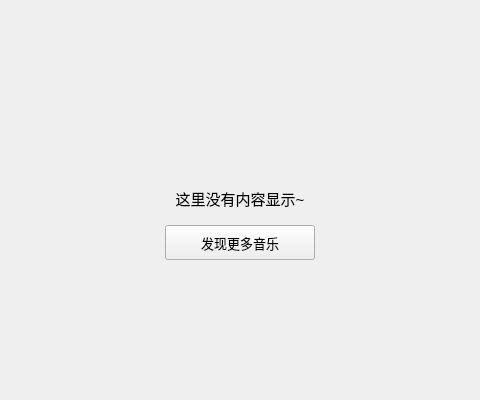
Old version of the form KuGouStart/PurchasedMusic/PurchasedVideos/PurchasedVideos.ui in the repository a-mo-xi-wei/Qt-KuGouAppClient; both pictures show x 160 to 640 and y 0 to 400 of the 800 by 400 pixel window.
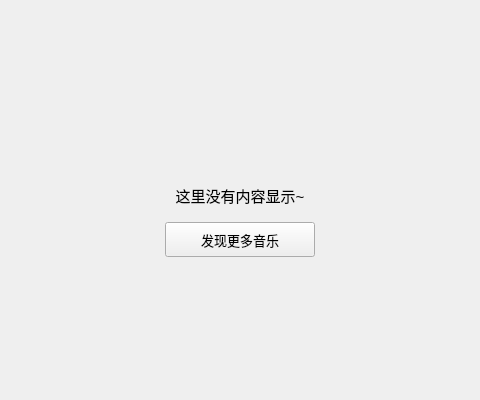
New version of the form.

Patch:
```diff
--- a/KuGouStart/PurchasedMusic/PurchasedVideos/PurchasedVideos.ui
+++ b/KuGouStart/PurchasedMusic/PurchasedVideos/PurchasedVideos.ui
@@ -17,6 +17,9 @@
    <item>
     <widget class="QWidget" name="widget_3" native="true">
      <layout class="QVBoxLayout" name="verticalLayout" stretch="1,1,1">
+      <property name="topMargin">
+       <number>0</number>
+      </property>
       <item>
        <spacer name="verticalSpacer_2">
         <property name="orientation">
```
